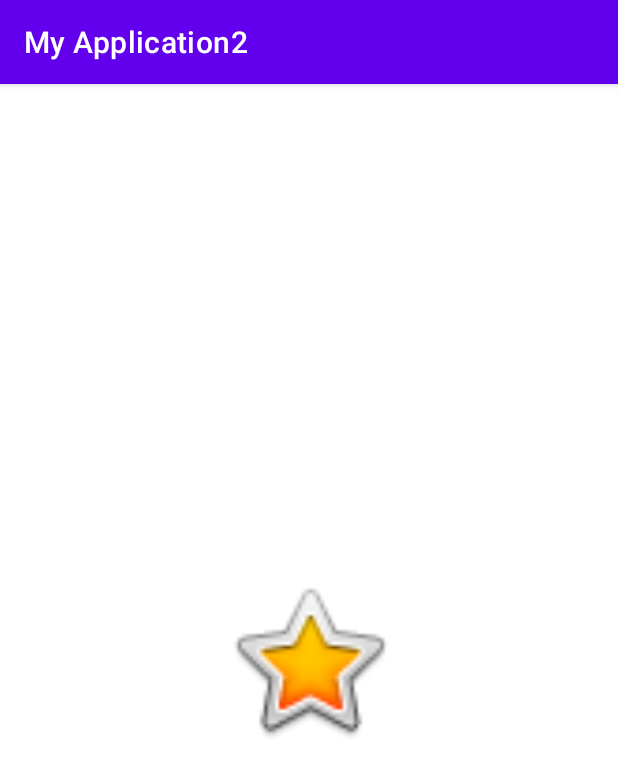
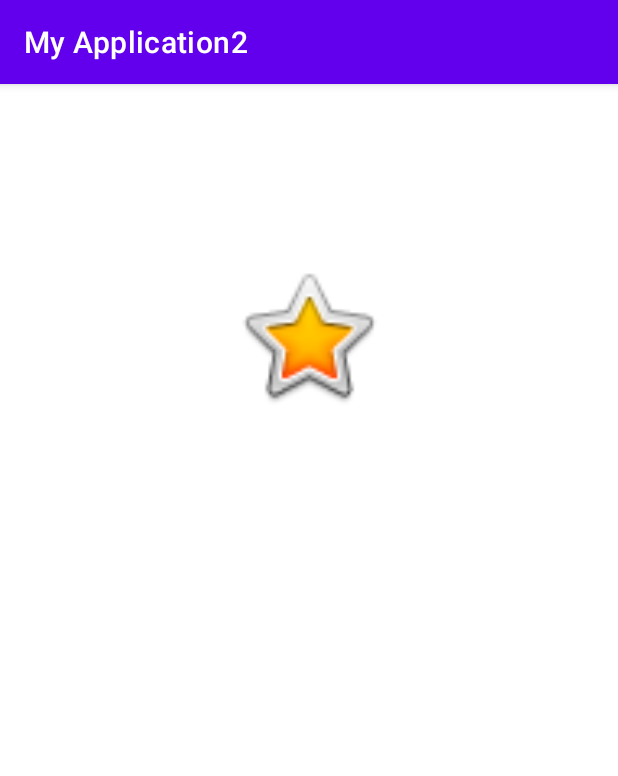
Before and after one commit to jieunheo/android, an Android app: the screen it shows after launch (MainActivity), on a phone screen of 412 x 824 dp. Shown: the top 776 px of the screen. Run offline under Robolectric (Android 15) with nearby library versions, the phone set to English and light mode, and no system bars.

```diff
--- a/androidSecond/app/src/main/java/com/example/myapplication2/MainActivity.java
+++ b/androidSecond/app/src/main/java/com/example/myapplication2/MainActivity.java
@@ -3,6 +3,9 @@ package com.example.myapplication2;
 import androidx.appcompat.app.AppCompatActivity;
 
 import android.os.Bundle;
+import android.view.View;
+import android.widget.ImageView;
+import android.widget.Toast;
 
 public class MainActivity extends AppCompatActivity {
 
@@ -10,5 +13,19 @@ public class MainActivity extends AppCompatActivity {
     protected void onCreate(Bundle savedInstanceState) {
         super.onCreate(savedInstanceState);
         setContentView(R.layout.activity_main);
+
+        ImageView ibtn = findViewById(R.id.imageView2);
+        ibtn.setOnClickListener(new View.OnClickListener() {
+            @Override
+            public void onClick(View view) {
+                Toast.makeText(getApplicationContext(),"나는 이미지입니다.", Toast.LENGTH_SHORT).show();
+            }
+        });
+    }
+
+    public void onStarClicked(View view) {
+
+        Toast.makeText(this,"나는 별입니다.", Toast.LENGTH_SHORT).show();
+
     }
 }
--- a/androidSecond/app/src/main/res/layout/activity_main.xml
+++ b/androidSecond/app/src/main/res/layout/activity_main.xml
@@ -8,12 +8,26 @@
 
     <ImageView
         android:id="@+id/imageView"
-        android:layout_width="120dp"
-        android:layout_height="130dp"
+        android:layout_width="104dp"
+        android:layout_height="109dp"
+        android:onClick="onStarClicked"
         app:layout_constraintBottom_toBottomOf="parent"
         app:layout_constraintEnd_toEndOf="parent"
+        app:layout_constraintHorizontal_bias="0.498"
         app:layout_constraintStart_toStartOf="parent"
         app:layout_constraintTop_toTopOf="parent"
+        app:layout_constraintVertical_bias="0.172"
         app:srcCompat="@android:drawable/btn_star_big_on" />
 
+    <ImageView
+        android:id="@+id/imageView2"
+        android:layout_width="255dp"
+        android:layout_height="255dp"
+        app:layout_constraintBottom_toBottomOf="parent"
+        app:layout_constraintEnd_toEndOf="parent"
+        app:layout_constraintHorizontal_bias="0.498"
+        app:layout_constraintStart_toStartOf="parent"
+        app:layout_constraintTop_toBottomOf="@+id/imageView"
+        tools:srcCompat="@tools:sample/avatars" />
+
 </androidx.constraintlayout.widget.ConstraintLayout>
```
